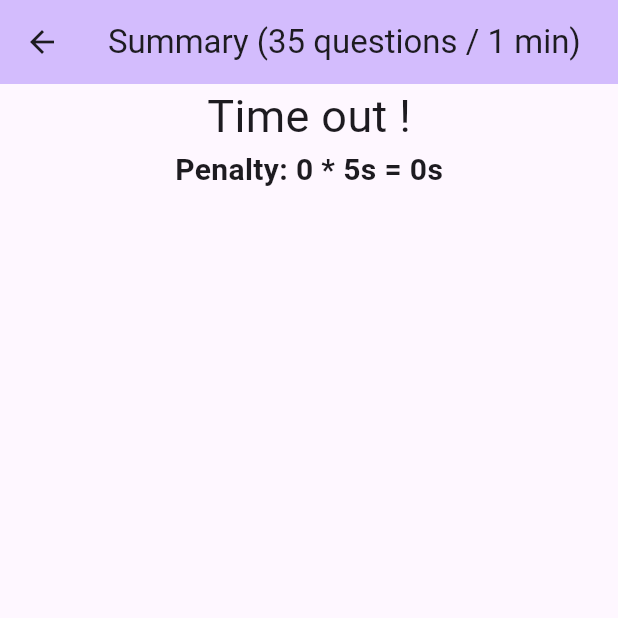
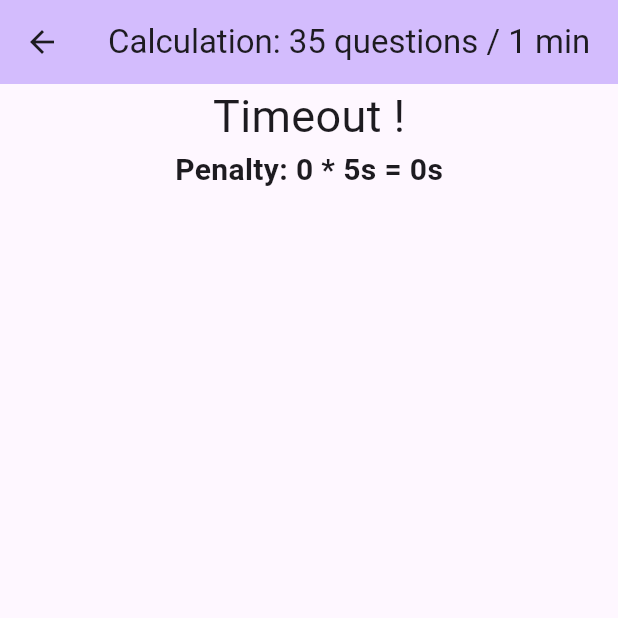
Before and after one commit to loloof64/ChainArithmetics, a Flutter app: the SummaryPage screen opened directly with empty values, on a phone screen of 412 x 824 dp, the top half of it. Run offline on Flutter 3.47's test engine with Material 3 defaults, Android fonts, the phone set to English and light mode, and no system bars; our stand-ins replace animated_list_plus, audioplayers; missing offline and left inert: slang; generated files the repository leaves out were written again.

Commit message:
feat: add i18n

```diff
--- a/lib/pages/standard_exercises/thirty_questions/exercise_session.dart
+++ b/lib/pages/standard_exercises/thirty_questions/exercise_session.dart
@@ -1,5 +1,6 @@
 import 'package:chain_arithmetics/core/generators/operations/operation.dart';
 import 'package:chain_arithmetics/core/generators/operations/standard_generator.dart';
+import 'package:chain_arithmetics/gen/strings.g.dart';
 import 'package:chain_arithmetics/pages/standard_exercises/thirty_questions/summary.dart';
 import 'package:chain_arithmetics/utils.dart';
 import 'package:chain_arithmetics/widgets/constants.dart';
@@ -263,7 +264,7 @@ class _ThirtyQuestionsStandardPageState
     return Scaffold(
       appBar: AppBar(
         backgroundColor: Theme.of(context).colorScheme.inversePrimary,
-        title: Text("Home"),
+        title: Text(t.pages.standard_exercises.thirty_questions.title),
       ),
       body: Center(
         child: Stack(
@@ -303,10 +304,15 @@ class _ThirtyQuestionsStandardPageState
                         crossAxisAlignment: CrossAxisAlignment.center,
                         children: [
                           if (_timeout)
-                            Text("Time out !", style: TextStyle(fontSize: 30)),
+                            Text(
+                              t.pages.common.timeout,
+                              style: TextStyle(fontSize: 30),
+                            ),
                           if (!_timeout)
                             Text(
-                              "Remaining time : $_remainingSeconds s",
+                              t.pages.common.remaining_time(
+                                remainingTimeSec: _remainingSeconds,
+                              ),
                               style: const TextStyle(
                                 fontSize: 20,
                                 fontWeight: FontWeight.bold,
@@ -327,7 +333,9 @@ class _ThirtyQuestionsStandardPageState
                           Padding(
                             padding: const EdgeInsets.all(8.0),
                             child: Text(
-                              "Remaining time : $_remainingSeconds s",
+                              t.pages.common.remaining_time(
+                                remainingTimeSec: _remainingSeconds,
+                              ),
                               style: const TextStyle(
                                 fontSize: 20,
                                 fontWeight: FontWeight.bold,
--- a/lib/pages/standard_exercises/thirty_questions/summary.dart
+++ b/lib/pages/standard_exercises/thirty_questions/summary.dart
@@ -1,4 +1,5 @@
 import 'package:chain_arithmetics/core/generators/operations/operation.dart';
+import 'package:chain_arithmetics/gen/strings.g.dart';
 import 'package:chain_arithmetics/widgets/constants.dart';
 import 'package:chain_arithmetics/widgets/exercise_session/question_answer.dart';
 import 'package:flutter/material.dart';
@@ -21,7 +22,7 @@ class SummaryPage extends StatelessWidget {
   Widget build(BuildContext context) {
     return Scaffold(
       appBar: AppBar(
-        title: Text("Summary (35 questions / 1 min)"),
+        title: Text(t.pages.standard_exercises.thirty_questions.title),
         backgroundColor: Theme.of(context).colorScheme.inversePrimary,
       ),
       body: Column(
@@ -30,14 +31,20 @@ class SummaryPage extends StatelessWidget {
         crossAxisAlignment: CrossAxisAlignment.center,
         children: [
           if (remainingTimeSeconds == 0)
-            Text("Time out !", style: TextStyle(fontSize: 30)),
+            Text(t.pages.common.timeout, style: TextStyle(fontSize: 30)),
           if (remainingTimeSeconds > 0)
             Text(
-              "Remaining time : $remainingTimeSeconds s",
+              t.pages.common.remaining_time(
+                remainingTimeSec: remainingTimeSeconds,
+              ),
               style: const TextStyle(fontSize: 20, fontWeight: FontWeight.bold),
             ),
           Text(
-            "Penalty: $penaltyCount * ${penaltyTimeSeconds}s = ${penaltyCount * penaltyTimeSeconds}s",
+            t.pages.common.penalty(
+              penaltyCount: penaltyCount,
+              penaltyTimeSeconds: penaltyTimeSeconds,
+              totalPenaltyTimeSeconds: penaltyCount * penaltyTimeSeconds,
+            ),
             style: const TextStyle(fontSize: 20, fontWeight: FontWeight.bold),
           ),
           Expanded(
```
Also changed, not shown: assets/i18n/en.i18n.json (added, +24 -0 lines), assets/i18n/es.i18n.json (added, +24 -0 lines), assets/i18n/fr.i18n.json (added, +24 -0 lines), lib/main.dart (+13 -7 lines), lib/pages/standard_exercises/home.dart (added, +40 -0 lines), pubspec.yaml (+5 -65 lines), lib/gen/strings.g.dart (added), lib/gen/strings_en.g.dart (added), lib/gen/strings_es.g.dart (added), lib/gen/strings_fr.g.dart (added), pubspec.lock, 1 other file.
